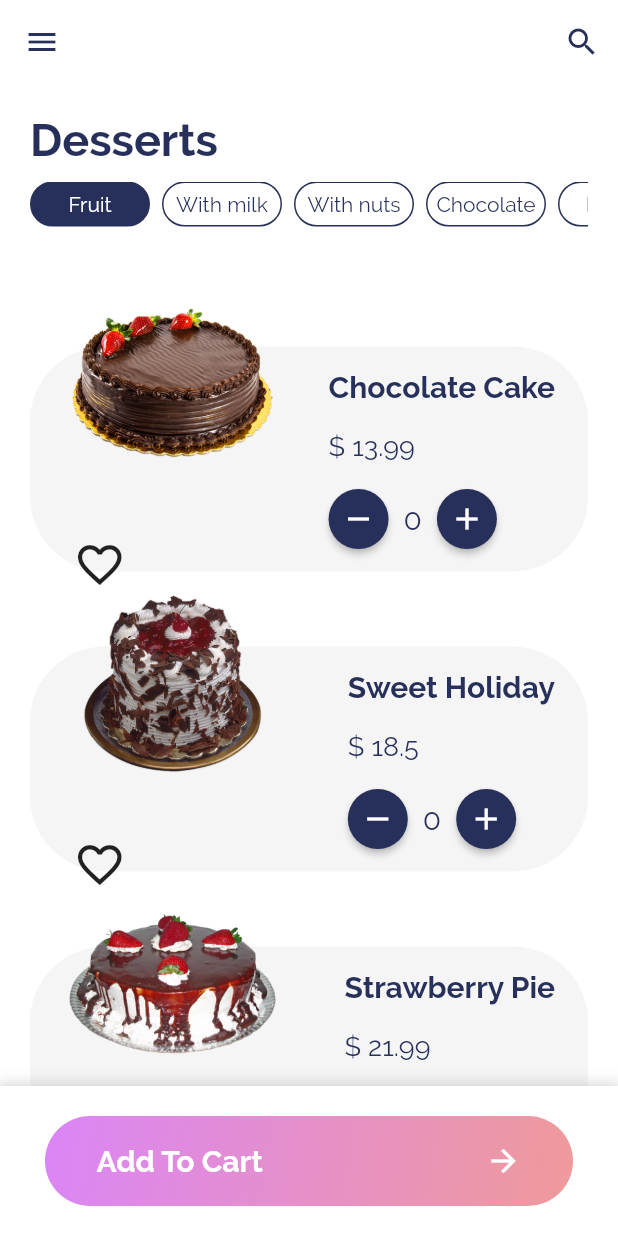
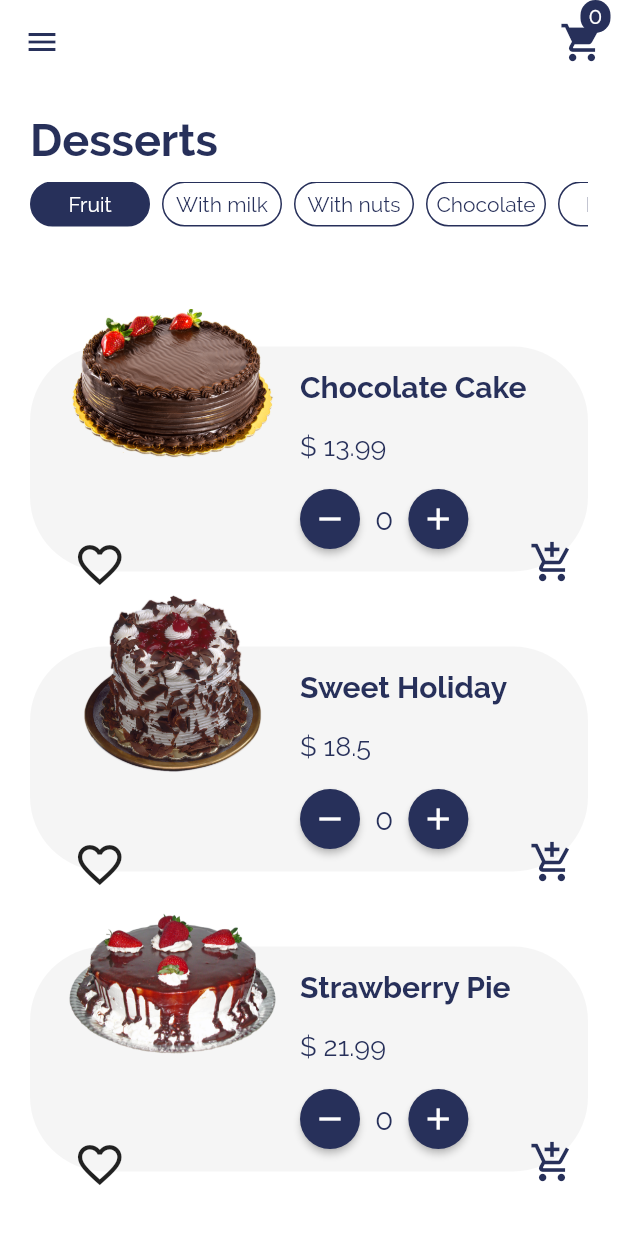
Before and after one commit to AlaaElsweedy/DessertsApp, a Flutter app: the screen it shows after launch, on a phone screen of 412 x 824 dp. Run offline on Flutter 3.47's test engine with Material 2 defaults, Android fonts, the phone set to English and light mode, and no system bars.

Commit message:
add cart provider and screen next cart items and orders

```diff
--- a/lib/providers/cart_provider.dart
+++ b/lib/providers/cart_provider.dart
@@ -1,13 +1,63 @@
-import 'package:desserts_app/providers/product_provider.dart';
 import 'package:flutter/foundation.dart';
 
 class CartItem {
   final String id;
-  final Product product;
+  final String image;
+  final double price;
+  final int quantity;
+
   CartItem({
     @required this.id,
-    @required this.product,
+    @required this.image,
+    @required this.price,
+    @required this.quantity,
   });
 }
 
-class Cart with ChangeNotifier {}
+class Cart with ChangeNotifier {
+  Map<String, CartItem> _items = {};
+
+  Map<String, CartItem> get items => {..._items};
+
+  void addItem(String productId, String title, String image, double price,
+      int quantity) {
+    if (_items.containsKey(productId)) {
+      _items.update(
+        productId,
+        (existingItem) => CartItem(
+          id: existingItem.id,
+          image: existingItem.image,
+          price: existingItem.price,
+          quantity: existingItem.quantity + quantity,
+        ),
+      );
+    } else {
+      _items.putIfAbsent(
+        productId,
+        () => CartItem(
+          id: DateTime.now().toString(),
+          image: image,
+          price: price,
+          quantity: quantity,
+        ),
+      );
+    }
+    notifyListeners();
+  }
+
+  double get totalPrice {
+    var total = 0.0;
+    _items.forEach((key, value) {
+      total += value.quantity * value.price;
+    });
+    return total;
+  }
+
+  int get itemCount {
+    var count = 0;
+    _items.forEach((key, value) {
+      count += value.quantity;
+    });
+    return count;
+  }
+}
--- a/lib/providers/product_provider.dart
+++ b/lib/providers/product_provider.dart
@@ -12,7 +12,7 @@ class Product with ChangeNotifier {
 
   Product({
     @required this.id,
-    this.categoryIds,
+    @required this.categoryIds,
     @required this.title,
     @required this.ingredients,
     @required this.image,
--- a/lib/screens/cart_screen.dart
+++ b/lib/screens/cart_screen.dart
@@ -8,7 +8,7 @@ class CartScreen extends StatelessWidget {
 
   @override
   Widget build(BuildContext context) {
-    final cart = Provider.of<Cart>(context);
+    final cart = Provider.of<Cart>(context, listen: false);
     return Scaffold(
       appBar: AppBar(
         title: const Text('Your Cart'),
@@ -37,7 +37,7 @@ class CartScreen extends StatelessWidget {
                       labelStyle: TextStyle(color: Colors.white),
                       backgroundColor: primaryColor,
                       label: Text(
-                        '\$${500}',
+                        '\$${cart.totalPrice}',
                         style: TextStyle(fontSize: 20),
                       ),
                     ),
--- a/lib/screens/home_screen.dart
+++ b/lib/screens/home_screen.dart
@@ -1,9 +1,11 @@
 import 'package:desserts_app/data.dart';
+import 'package:desserts_app/providers/cart_provider.dart';
 import 'package:desserts_app/providers/categories_provider.dart';
 import 'package:desserts_app/providers/product_provider.dart';
-import 'package:desserts_app/widgets/home_bottom_section_widget.dart';
+import 'package:desserts_app/screens/cart_screen.dart';
+import 'package:desserts_app/widgets/badge.dart';
 import 'package:desserts_app/widgets/home_header_widget.dart';
-import 'package:desserts_app/widgets/main_widget.dart';
+import 'package:desserts_app/widgets/main_drawer.dart';
 import 'package:desserts_app/widgets/product_widget.dart';
 import 'package:flutter/material.dart';
 import 'package:provider/provider.dart';
@@ -12,10 +14,9 @@ class HomePage extends StatelessWidget {
   @override
   Widget build(BuildContext context) {
     final products = Provider.of<ListProduct>(context).products;
-
     return Scaffold(
       backgroundColor: Colors.white,
-      drawer: MainWidget(),
+      drawer: MainDrawer(),
       appBar: AppBar(
         iconTheme: IconThemeData(
           color: primaryColor,
@@ -23,12 +24,22 @@ class HomePage extends StatelessWidget {
         backgroundColor: Colors.white,
         elevation: 0,
         actions: [
-          IconButton(
-            icon: Icon(
-              Icons.search,
+          Consumer<Cart>(
+            builder: (context, cart, child) => Badge(
               color: primaryColor,
+              value: cart.itemCount.toString(),
+              child: child,
             ),
-            onPressed: () {},
+            child: IconButton(
+              icon: Icon(
+                Icons.shopping_cart,
+                color: primaryColor,
+                size: 30,
+              ),
+              onPressed: () {
+                Navigator.of(context).pushNamed(CartScreen.routeName);
+              },
+            ),
           ),
         ],
       ),
@@ -46,7 +57,7 @@ class HomePage extends StatelessWidget {
                 ),
                 Expanded(
                   child: ListView.builder(
-                    padding: const EdgeInsets.only(top: 80, bottom: 120),
+                    padding: const EdgeInsets.only(top: 80, bottom: 20),
                     itemCount: products.length,
                     itemBuilder: (context, index) {
                       return ChangeNotifierProvider.value(
@@ -59,7 +70,7 @@ class HomePage extends StatelessWidget {
               ],
             ),
           ),
-          HomeBottomSectionWidget(),
+          // HomeBottomSectionWidget(),
         ],
       ),
     );
--- /dev/null
+++ b/lib/widgets/badge.dart
@@ -0,0 +1,47 @@
+import 'package:flutter/material.dart';
+
+class Badge extends StatelessWidget {
+  const Badge({
+    Key key,
+    @required this.child,
+    @required this.value,
+    this.color,
+  }) : super(key: key);
+
+  final Widget child;
+  final String value;
+  final Color color;
+
+  @override
+  Widget build(BuildContext context) {
+    return Stack(
+      alignment: Alignment.center,
+      children: [
+        child,
+        Positioned(
+          right: 5,
+          top: 0,
+          child: Container(
+            padding: EdgeInsets.all(2.0),
+            // color: Theme.of(context).accentColor,
+            decoration: BoxDecoration(
+              borderRadius: BorderRadius.circular(10.0),
+              color: color != null ? color : Theme.of(context).accentColor,
+            ),
+            constraints: BoxConstraints(
+              minWidth: 20,
+              minHeight: 20,
+            ),
+            child: Text(
+              value,
+              textAlign: TextAlign.center,
+              style: TextStyle(
+                fontSize: 15,
+              ),
+            ),
+          ),
+        )
+      ],
+    );
+  }
+}
--- a/lib/widgets/home_bottom_section_widget.dart
+++ b/lib/widgets/home_bottom_section_widget.dart
@@ -1,11 +1,14 @@
 import 'package:desserts_app/custom_button.dart';
 import 'package:desserts_app/data.dart';
+import 'package:desserts_app/providers/cart_provider.dart';
 import 'package:desserts_app/screens/cart_screen.dart';
 import 'package:flutter/material.dart';
+import 'package:provider/provider.dart';
 
 class HomeBottomSectionWidget extends StatelessWidget {
   @override
   Widget build(BuildContext context) {
+    final cart = Provider.of<Cart>(context);
     const double _bottomSectionHeight = 100.0;
     return Positioned(
       bottom: 0,
@@ -37,7 +40,7 @@ class HomeBottomSectionWidget extends StatelessWidget {
                 mainAxisAlignment: MainAxisAlignment.spaceEvenly,
                 children: [
                   Text(
-                    'Add To Cart',
+                    'Go To Cart',
                     style: TextStyle(
                       color: Colors.white,
                       fontSize: 20,
--- a/lib/widgets/main_widget.dart
+++ b/lib/widgets/main_drawer.dart
@@ -2,7 +2,7 @@ import 'package:desserts_app/data.dart';
 import 'package:desserts_app/widgets/favourits_widget.dart';
 import 'package:flutter/material.dart';
 
-class MainWidget extends StatelessWidget {
+class MainDrawer extends StatelessWidget {
   @override
   Widget build(BuildContext context) {
     return Drawer(
--- a/lib/widgets/product_widget.dart
+++ b/lib/widgets/product_widget.dart
@@ -1,4 +1,5 @@
 import 'package:desserts_app/data.dart';
+import 'package:desserts_app/providers/cart_provider.dart';
 import 'package:desserts_app/providers/product_provider.dart';
 import 'package:desserts_app/screens/detail_screen.dart';
 import 'package:flutter/material.dart';
@@ -8,7 +9,10 @@ class ProductWidget extends StatelessWidget {
   @override
   Widget build(BuildContext context) {
     final item = Provider.of<Product>(context);
-    return Container(
+    final cart = Provider.of<Cart>(context, listen: false);
+    return Stack(
+      children: [
+        Container(
           margin: EdgeInsets.only(bottom: 50),
           padding: EdgeInsets.only(right: 22),
           height: 150,
@@ -48,7 +52,9 @@ class ProductWidget extends StatelessWidget {
                       offset: Offset(-25, 0),
                       child: IconButton(
                         icon: Icon(
-                      item.isFavorite ? Icons.favorite : Icons.favorite_border,
+                          item.isFavorite
+                              ? Icons.favorite
+                              : Icons.favorite_border,
                           size: 35,
                         ),
                         onPressed: () {
@@ -59,20 +65,26 @@ class ProductWidget extends StatelessWidget {
                   ),
                 ],
               ),
-          Padding(
+              SizedBox(width: 40),
+              Expanded(
+                child: Padding(
                   padding: const EdgeInsets.symmetric(vertical: 15),
                   child: Column(
                     mainAxisAlignment: MainAxisAlignment.spaceBetween,
                     crossAxisAlignment: CrossAxisAlignment.start,
                     children: [
-                Text(
+                      Container(
+                        child: Text(
                           item.title,
                           softWrap: true,
+                          maxLines: 2,
                           style: TextStyle(
                             color: primaryColor,
                             fontSize: 20,
                             fontWeight: FontWeight.bold,
                           ),
+                        ),
+                        width: 160,
                       ),
                       Text(
                         '\$ ${item.price}',
@@ -116,8 +128,31 @@ class ProductWidget extends StatelessWidget {
                     ],
                   ),
                 ),
+              ),
             ],
           ),
+        ),
+        Positioned(
+          top: 120,
+          right: 0,
+          child: IconButton(
+            icon: Icon(
+              Icons.add_shopping_cart,
+              color: primaryColor,
+              size: 30,
+            ),
+            onPressed: () {
+              cart.addItem(
+                item.id,
+                item.title,
+                item.image,
+                item.price,
+                item.quantity,
+              );
+            },
+          ),
+        ),
+      ],
     );
   }
 
```
Also changed, not shown: lib/widgets/category_detail.dart (+30 -7 lines), lib/widgets/favourits_widget.dart (+2 -6 lines). Lines whose indentation alone changed are shown as unchanged.
